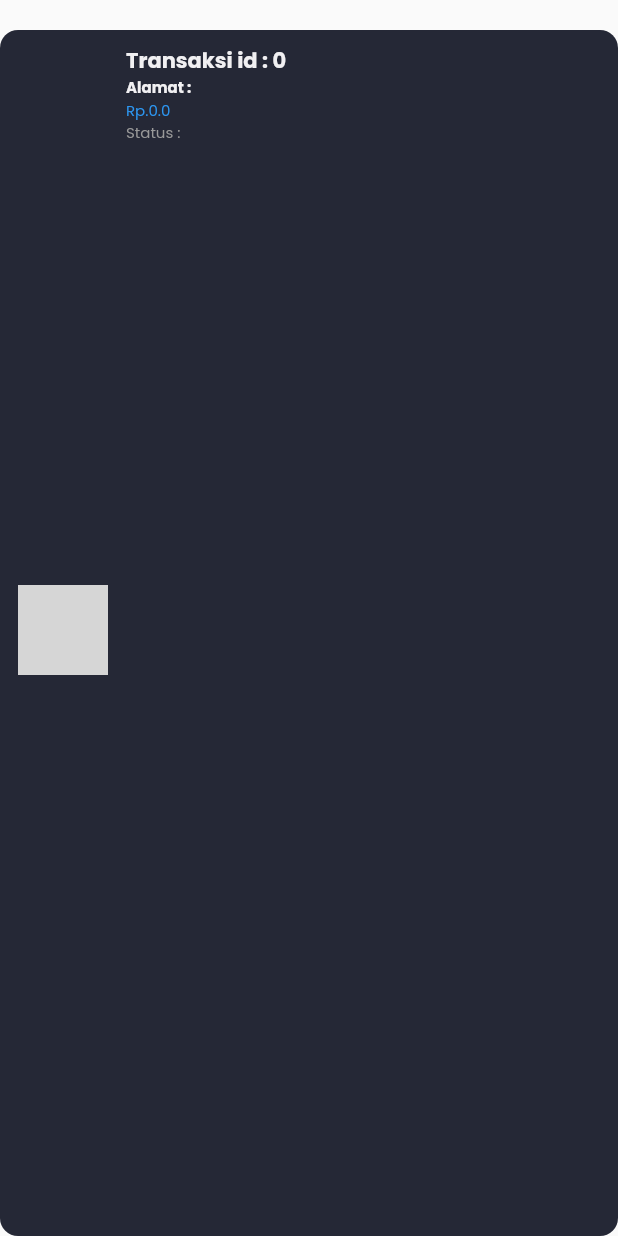
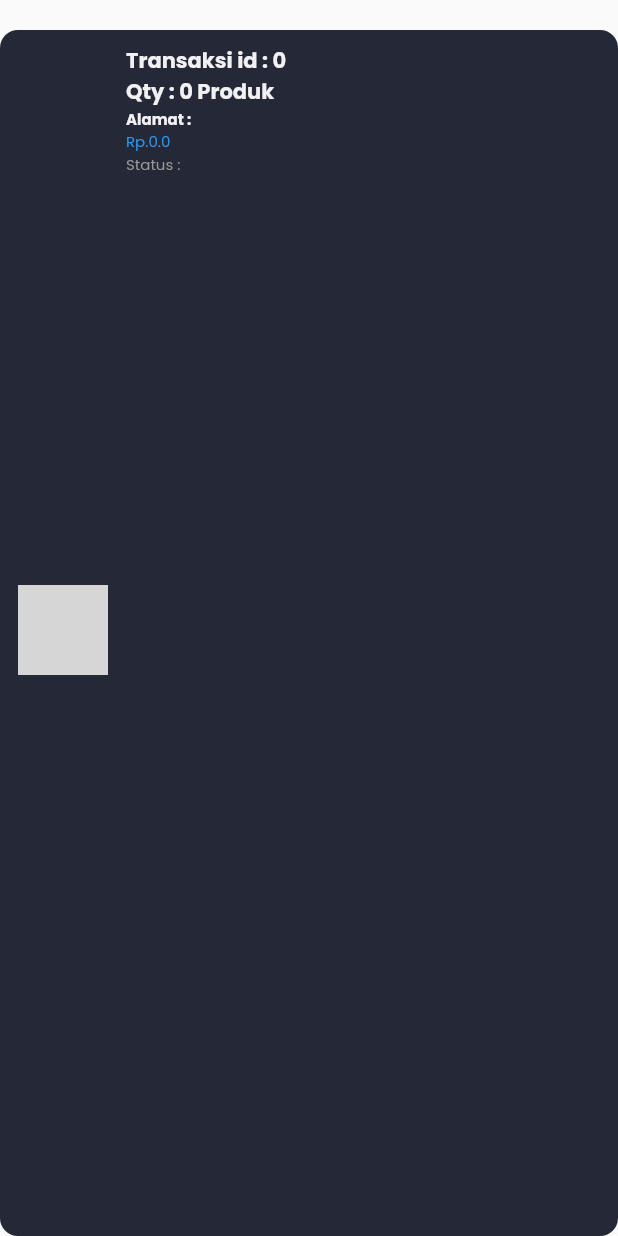
Before and after one commit to HarizahSyawal/AlysahProject, a Flutter app: the OrderCard widget shown alone on an empty page, opened directly with empty values, on a phone screen of 412 x 824 dp. Run offline on Flutter 3.47's test engine with Material 2 defaults, Android fonts, the phone set to English and light mode, and no system bars; our stand-ins replace cloud_firestore, firebase_core, google_fonts, google_maps_flutter, location; missing offline and left inert: flutter_polyline_points; accounts and stored records are empty; network calls fail; grey boxes are pictures that could not be loaded.

Commit message:
Fixing
Fixing product name list
adding quantity to order page

```diff
--- a/FrontEnd/alysah_app/lib/models/transaction_model.dart
+++ b/FrontEnd/alysah_app/lib/models/transaction_model.dart
@@ -9,6 +9,8 @@ class TransactionModel {
   double shipping_price;
   String status = 'PENDING';
   String payment = 'MANUAL';
+  String name = '-';
+  List listprdk = [];
   // List<TransactionItem> items;
 
   TransactionModel({
@@ -19,6 +21,7 @@ class TransactionModel {
     this.shipping_price,
     this.status,
     this.payment,
+    this.name,
     // this.items,
   });
 
@@ -30,6 +33,12 @@ class TransactionModel {
     shipping_price = double.parse(json['shipping_price'].toString());
     status = json['status'];
     payment = json['payment'];
+    listprdk = json['items'] as List;
+    // name = json['products']['name'];
+    print(json);
+    // (json['items'] as List).forEach((e) {
+    //   print(e);
+    // });
     // items = json['items']
     //     .map<TransactionItem>((items) => TransactionItem.fromJson(items))
     //     .toList();
--- a/FrontEnd/alysah_app/lib/services/transaction_service.dart
+++ b/FrontEnd/alysah_app/lib/services/transaction_service.dart
@@ -72,7 +72,7 @@ class TransactionService {
         transactions.add(TransactionModel.fromJson(item));
       }
 
-      print(response.body);
+      // print(response.body);
 
       return transactions;
     } else {
--- a/FrontEnd/alysah_app/lib/widgets/order_card.dart
+++ b/FrontEnd/alysah_app/lib/widgets/order_card.dart
@@ -56,6 +56,29 @@ class OrderCard extends StatelessWidget {
                   ),
                 ),
                 Text(
+                  'Qty : ${transactions.listprdk.length} Produk',
+                  //transactions.product.name,
+                  style: primaryTextStyle.copyWith(
+                    fontWeight: bold,
+                    fontSize: 14,
+                    decoration: TextDecoration.none,
+                  ),
+                ),
+                Column(
+                  crossAxisAlignment: CrossAxisAlignment.start,
+                  children: transactions.listprdk
+                      .map((e) => Text(
+                            'Nm Produk : ${e['product']['name'].toString()}',
+                            //transactions.product.name,
+                            style: primaryTextStyle.copyWith(
+                              fontWeight: bold,
+                              fontSize: 10,
+                              decoration: TextDecoration.none,
+                            ),
+                          ))
+                      .toList(),
+                ),
+                Text(
                   'Alamat : ${transactions.address}',
                   //transactions.product.name,
                   style: primaryTextStyle.copyWith(
```
Also changed, not shown: 9 other files.
